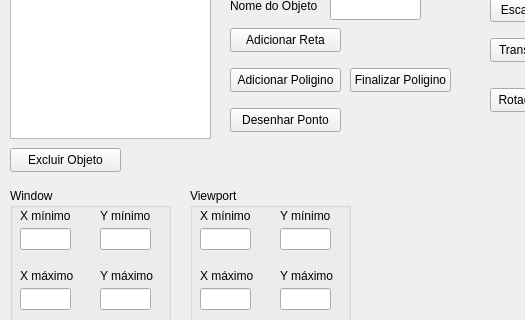
Old version of the form mainwindow.ui in the repository VictorEmanoel7/ProjetoCG; both pictures show x 0 to 525 and y 312 to 632 of the 805 by 715 pixel window.
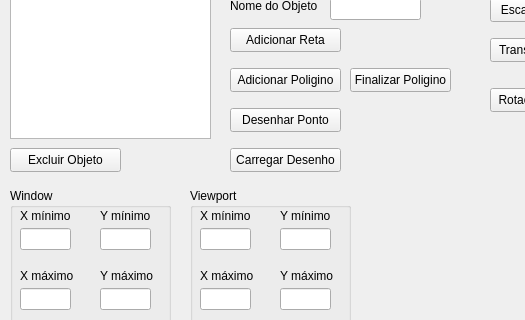
New version of the form.

```diff
--- a/mainwindow.ui
+++ b/mainwindow.ui
@@ -574,6 +574,19 @@
      <string>Aplicar</string>
     </property>
    </widget>
+   <widget class="QPushButton" name="pushButton_carregarDesenho">
+    <property name="geometry">
+     <rect>
+      <x>230</x>
+      <y>460</y>
+      <width>111</width>
+      <height>24</height>
+     </rect>
+    </property>
+    <property name="text">
+     <string>Carregar Desenho</string>
+    </property>
+   </widget>
   </widget>
   <widget class="QMenuBar" name="menubar">
    <property name="geometry">
```
